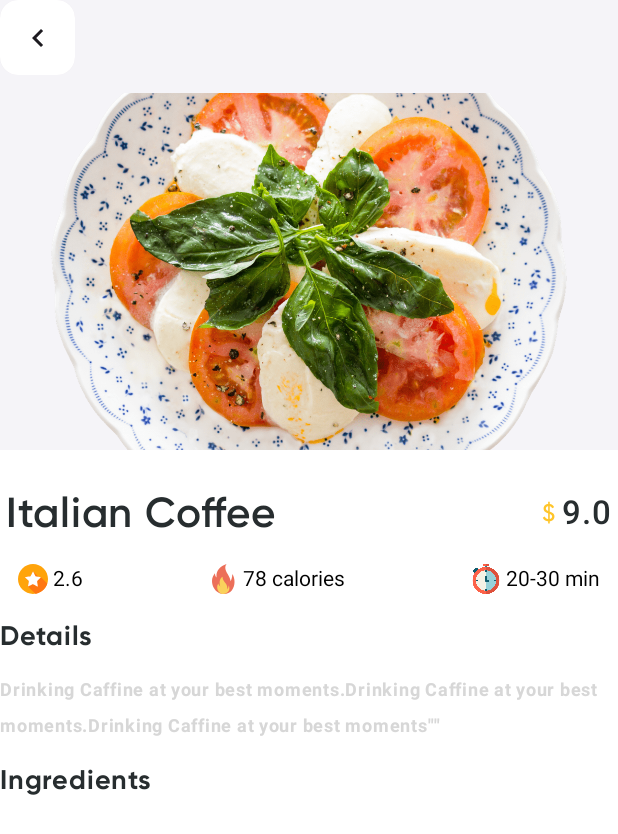
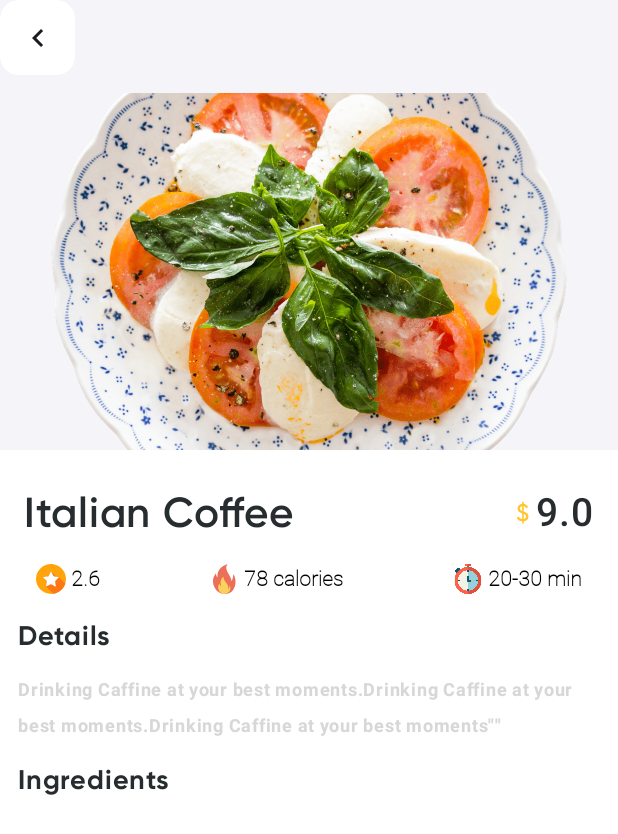
Before and after one commit to jenAndroidDev/Composefood, an Android app built with Jetpack Compose: the screen it shows after launch (MainActivity), after a tap on "Italian Coffee", on a phone screen of 412 x 824 dp. Shown: the top 834 px of the screen. Run offline under Robolectric (Android 15) with nearby library versions, the light colour scheme and no system bars; our stand-ins replace Dagger/Hilt's generated code, Timber; 8 statements that could not run were skipped.

Commit message:
details screen ui alignment fixes

```diff
--- a/app/src/main/java/com/example/composefood/commons/AnnotatedText.kt
+++ b/app/src/main/java/com/example/composefood/commons/AnnotatedText.kt
@@ -10,7 +10,12 @@ import androidx.compose.ui.Modifier
 import androidx.compose.ui.res.painterResource
 import androidx.compose.ui.text.Placeholder
 import androidx.compose.ui.text.PlaceholderVerticalAlign
+import androidx.compose.ui.text.SpanStyle
 import androidx.compose.ui.text.buildAnnotatedString
+import androidx.compose.ui.text.font.Font
+import androidx.compose.ui.text.font.FontFamily
+import androidx.compose.ui.text.font.FontWeight
+import androidx.compose.ui.text.withStyle
 import androidx.compose.ui.tooling.preview.Preview
 import androidx.compose.ui.unit.sp
 import com.example.composefood.R
@@ -23,8 +28,10 @@ fun FoodSubDetail(
     resId:Int){
 
     val annotatedString = buildAnnotatedString {
-        appendInlineContent(id="imageId")
-        append(" ".plus(text))
+        withStyle(style = SpanStyle(fontFamily = fontFamily, fontWeight = FontWeight.Bold)){
+            appendInlineContent(id="imageId")
+            append(" ".plus(text))
+        }
     }
     val inlineContentMap = mapOf(
         "imageId" to InlineTextContent(
@@ -37,9 +44,18 @@ fun FoodSubDetail(
     )
     Text(
         text = annotatedString,
-        inlineContent = inlineContentMap)
+        inlineContent = inlineContentMap,
+        fontFamily = fontFamily,
+        fontWeight = FontWeight.Bold
+    )
 
 }
+
+val fontFamily = FontFamily(
+    Font(R.font.roboto_thin),
+    Font(R.font.roboto_black),
+    Font(R.font.roboto_bold),
+)
 
 @Preview
 @Composable
--- a/app/src/main/java/com/example/composefood/commons/Texts.kt
+++ b/app/src/main/java/com/example/composefood/commons/Texts.kt
@@ -17,6 +17,7 @@ import androidx.compose.ui.text.font.FontFamily
 import androidx.compose.ui.text.font.FontWeight
 import androidx.compose.ui.text.style.TextOverflow
 import androidx.compose.ui.tooling.preview.Preview
+import androidx.compose.ui.unit.TextUnit
 import androidx.compose.ui.unit.dp
 import androidx.compose.ui.unit.sp
 import com.example.composefood.R
@@ -163,6 +164,7 @@ fun CurrencyText(
     symbolValue:String="$",
     priceColor:Color = InkBlack,
     price: Float = 9.80f,
+    fontSize:TextUnit = 26.sp,
     fontFamily: FontFamily = FontFamily(
         Font(R.font.gilroy_regular, FontWeight.Normal),
         Font(R.font.gilroy_thin, FontWeight.Light),
@@ -181,7 +183,7 @@ fun CurrencyText(
         Spacer(modifier = modifier.width(4.dp))
         Text(text = price.toString(),
             color = priceColor,
-            fontSize = 22.sp,
+            fontSize = fontSize,
             fontWeight = FontWeight.SemiBold)
     }
 }
--- a/app/src/main/java/com/example/composefood/feature/detail/presentation/FoodDetailScreen.kt
+++ b/app/src/main/java/com/example/composefood/feature/detail/presentation/FoodDetailScreen.kt
@@ -45,6 +45,7 @@ import androidx.compose.ui.layout.ContentScale
 import androidx.compose.ui.res.painterResource
 import androidx.compose.ui.tooling.preview.Preview
 import androidx.compose.ui.unit.dp
+import androidx.compose.ui.unit.sp
 import com.example.composefood.R
 import com.example.composefood.commons.CurrencyText
 import com.example.composefood.commons.FoodSubDetail
@@ -80,18 +81,9 @@ fun FoodDetailScreen(
                 ContentImage(resId = resId, animatedVisibilityScope = animatedContentScope,
                     itemId = itemId)
                 Spacer(modifier = modifier.height(24.dp))
-                ContentHeader()
-                Spacer(modifier = modifier.height(16.dp))
-                FoodOtherDetails(modifier = modifier)
-                Spacer(modifier = modifier.height(16.dp))
-                MediumHeightText(text = "Details")
-                Spacer(modifier = modifier.height(12.dp))
-                SubTitleText(text = "Drinking Caffine at your best moments.Drinking Caffine at your best moments.Drinking Caffine at your best moments\"\"")
-                Spacer(modifier = modifier.height(12.dp))
-                MediumHeightText(text = "Ingredients")
+                FoodDetailsContent(modifier = modifier)
             }
         }
-
     }
 }
 //since this composable is used in many screens move it to components.
@@ -170,7 +162,7 @@ private fun ContentHeader(modifier: Modifier = Modifier) {
         Spacer(modifier = modifier.width(4.dp))
         LargeHeightText(text = "Italian Coffee")
         Spacer(modifier = modifier.weight(1f))
-        CurrencyText(price = 9.0f)
+        CurrencyText(price = 9.0f, fontSize = 26.sp)
         Spacer(modifier = modifier.width(4.dp))
     }
 }
@@ -196,6 +188,21 @@ private fun FoodOtherDetails(modifier: Modifier = Modifier) {
 }
 
 @Composable
+private fun FoodDetailsContent(modifier: Modifier){
+    Column(modifier = modifier.padding(start = 12.dp, end = 12.dp)) {
+        ContentHeader()
+        Spacer(modifier = modifier.height(16.dp))
+        FoodOtherDetails(modifier = modifier)
+        Spacer(modifier = modifier.height(16.dp))
+        MediumHeightText(text = "Details")
+        Spacer(modifier = modifier.height(12.dp))
+        SubTitleText(text = "Drinking Caffine at your best moments.Drinking Caffine at your best moments.Drinking Caffine at your best moments\"\"")
+        Spacer(modifier = modifier.height(12.dp))
+        MediumHeightText(text = "Ingredients")
+    }
+}
+
+@Composable
 fun IngredientsList() {
 
 }
--- a/app/src/main/java/com/example/composefood/feature/detail/presentation/FoodDetailViewModel.kt
+++ b/app/src/main/java/com/example/composefood/feature/detail/presentation/FoodDetailViewModel.kt
@@ -2,8 +2,10 @@ package com.example.composefood.feature.detail.presentation
 
 import androidx.compose.runtime.snapshots.SnapshotStateList
 import androidx.lifecycle.ViewModel
+import androidx.lifecycle.viewModelScope
 import kotlinx.coroutines.flow.MutableStateFlow
 import kotlinx.coroutines.flow.asStateFlow
+import kotlinx.coroutines.launch
 
 private const val Tag = "FoodDetailViewModel"
 class FoodDetailViewModel:ViewModel() {
@@ -14,12 +16,17 @@ class FoodDetailViewModel:ViewModel() {
     init {
 
     }
+    private fun getIngredientsFeed(){
+        viewModelScope.launch {
+
+        }
+    }
 
 
 
 }
 data class FoodDetailUiState(
-    val data:SnapshotStateList<Ingredient> = SnapshotStateList()
+    val data:List<Ingredient> = listOf()
 )
 data class Ingredient(
     val resId:Int,
--- a/app/src/main/java/com/example/composefood/ui/theme/Color.kt
+++ b/app/src/main/java/com/example/composefood/ui/theme/Color.kt
@@ -5,10 +5,13 @@ import androidx.compose.ui.graphics.Color
 val Purple80 = Color(0xFFD0BCFF)
 val PurpleGrey80 = Color(0xFFCCC2DC)
 val Pink80 = Color(0xFFEFB8C8)
+val Pink20 = Color(0xFFFEF9F9)
 
 val Purple40 = Color(0xFF6650a4)
 val PurpleGrey40 = Color(0xFF625b71)
 val Pink40 = Color(0xFF7D5260)
+
+val Green20 = Color(0XFFF7FEF4)
 
 val PaleWhite = Color(0XFFF5F4F8)
 val GreyWhite = Color(0XFFCDD1E1)
```
